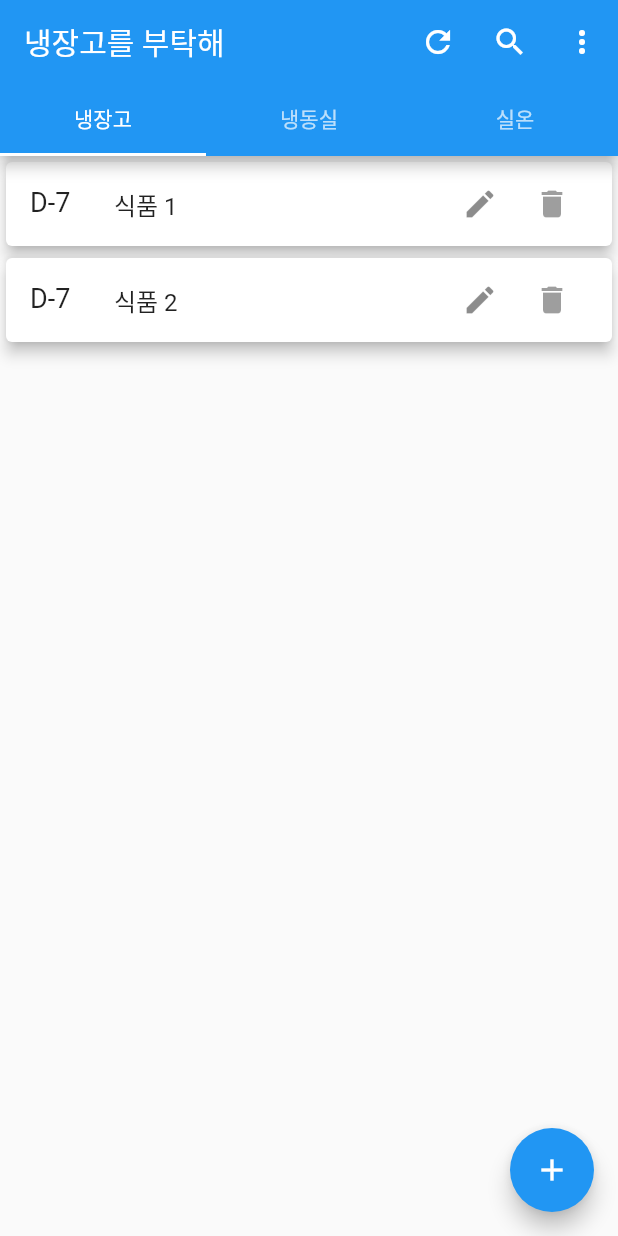
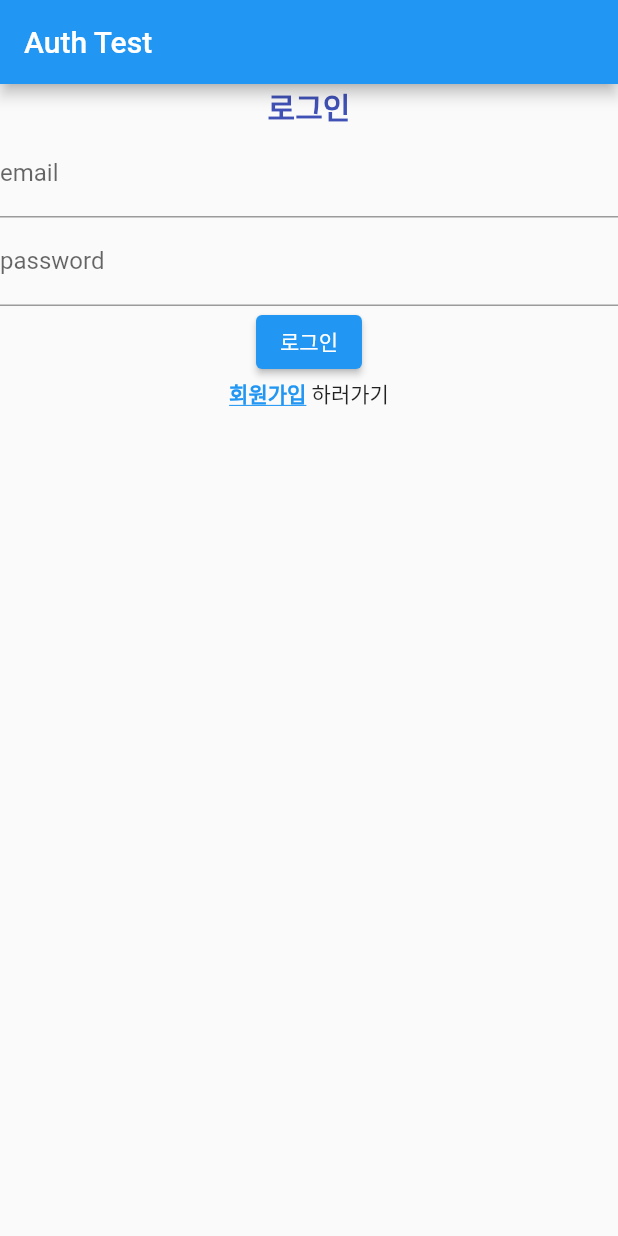
Before and after one commit to kitOpensourceTeam3/front, a Flutter app: the screen it shows after launch, on a phone screen of 412 x 824 dp. Run offline on Flutter 3.47's test engine with Material 2 defaults, Android fonts, the phone set to English and light mode, and no system bars; our stand-ins replace firebase_auth, firebase_core, fluttertoast; accounts and stored records are empty.

Commit message:
[로그인 구현] 로그인 기능 구현

```diff
--- a/lib/main.dart
+++ b/lib/main.dart
@@ -1,157 +1,241 @@
-// ignore_for_file: library_private_types_in_public_api, unused_import
+// ignore_for_file: avoid_print
 
+import 'package:firebase_auth/firebase_auth.dart';
+import 'package:flutter/gestures.dart';
 import 'package:flutter/material.dart';
-import 'package:flutter_application/Edit_Food.dart';
-import 'package:flutter_application/New_Food.dart';
-import 'package:flutter_application/Add_Food.dart';
-import 'package:flutter_application/food_list.dart';
 import 'package:firebase_core/firebase_core.dart';
-import 'firebase_options.dart';
+import '../firebase_options.dart';
+import 'package:fluttertoast/fluttertoast.dart';
+import 'package:flutter_application/Items.dart' as items_app;
 
-Future<void> main() async {
-  await Firebase.initializeApp(
-    options: DefaultFirebaseOptions.currentPlatform,
-  );
-  runApp(const MyApp());
+showToast(String msg) {
+  Fluttertoast.showToast(
+      msg: msg,
+      toastLength: Toast.LENGTH_SHORT,
+      gravity: ToastGravity.CENTER,
+      timeInSecForIosWeb: 1,
+      backgroundColor: Colors.red,
+      textColor: Colors.white,
+      fontSize: 16.0);
 }
 
-class MyApp extends StatefulWidget {
+void main() async {
+  WidgetsFlutterBinding.ensureInitialized();
+  await Firebase.initializeApp(options: DefaultFirebaseOptions.currentPlatform);
+  runApp(MyApp());
+}
+
+class MyApp extends StatelessWidget {
   const MyApp({super.key});
 
   @override
-  _HomeScreenState createState() => _HomeScreenState();
+  Widget build(BuildContext context) {
+    return MaterialApp(
+      title: 'Flutter Demo',
+      theme: ThemeData(primarySwatch: Colors.blue),
+      home: const AuthWidget(), // <- home에 추가하여 처음부터 실행
+    );
+  }
 }
 
-class _HomeScreenState extends State<MyApp> with SingleTickerProviderStateMixin {
-  late TabController controller;
-  List<NewTile> fridgeTiles = []; //아마 냉장실 리스트타일들 관리하는 리스트
+class AuthWidget extends StatefulWidget {
+  const AuthWidget({super.key});
 
   @override
-  void initState() {
-    super.initState();
-    controller = TabController(length: 3, vsync: this);
+  AuthWidgetState createState() => AuthWidgetState();
+}
+
+class AuthWidgetState extends State<AuthWidget> {
+  final _formKey = GlobalKey<FormState>();
+
+  late String email;
+  late String password;
+  bool isInput = true; //false - result
+  bool isSignIn = true; //false - SingUp
+
+  // login
+  signIn() async {
+    try {
+      await FirebaseAuth.instance
+          .signInWithEmailAndPassword(email: email, password: password)
+          .then((value) {
+        print(value);
+        if (value.user!.emailVerified) {
+          // 로그인 성공 시, MainApp 화면으로 이동
+          Navigator.pushReplacement(
+            context,
+            MaterialPageRoute(
+                builder: (context) =>
+                    const items_app.MyApp()), // ItemsScreen으로 이동
+          );
+          showToast('login success');
+        } else {
+          showToast('emailVerified error');
+        }
+        return value;
+      });
+    } on FirebaseAuthException catch (e) {
+      if (e.code == 'invalid-email') {
+        // 오류수정
+        showToast('user-not-found');
+      } else if (e.code == 'invalid-password') {
+        showToast('wrong-password');
+      } else {
+        print(e.code);
+      }
+    }
   }
 
-  void deleteTile(NewTile tile) {
-    setState(() {
-      fridgeTiles.remove(tile);
-    });
+  // logout
+  signOut() async {
+    await FirebaseAuth.instance.signOut();
+    setState(() => isInput = true);
+  }
+
+  // register
+  signUp() async {
+    try {
+      await FirebaseAuth.instance
+          .createUserWithEmailAndPassword(email: email, password: password)
+          .then((value) {
+        if (value.user!.email != null) {
+          FirebaseAuth.instance.currentUser?.sendEmailVerification();
+          setState(() => isInput = false);
+        }
+        return value;
+      });
+    } on FirebaseAuthException catch (e) {
+      if (e.code == 'weak-password') {
+        showToast('weak-password');
+      } else if (e.code == 'email-already-in-use') {
+        showToast('email-already-in-use');
+      } else {
+        showToast('other error');
+        print(e.code);
+      }
+    } catch (e) {
+      print(e.toString());
+    }
+  }
+
+  List<Widget> getInputWidget() {
+    return [
+      Text(
+        // title
+        isSignIn ? "로그인" : "회원가입",
+        style: const TextStyle(
+          color: Colors.indigo,
+          fontWeight: FontWeight.bold,
+          fontSize: 20,
+        ),
+        textAlign: TextAlign.center,
+      ),
+      Form(
+        key: _formKey,
+        child: Column(
+          children: [
+            TextFormField(
+              // <- email
+              decoration: const InputDecoration(labelText: 'email'),
+              validator: (value) {
+                if (value?.isEmpty ?? false) {
+                  return 'Please enter email';
+                }
+                return null;
+              },
+              onSaved: (String? value) {
+                email = value ?? "";
+              },
+            ),
+            TextFormField(
+              // <- password
+              decoration: const InputDecoration(
+                labelText: 'password',
+              ),
+              obscureText: true,
+              validator: (value) {
+                if (value?.isEmpty ?? false) {
+                  return 'Please enter password';
+                }
+                return null;
+              },
+              onSaved: (String? value) {
+                password = value ?? "";
+              },
+            ),
+          ],
+        ),
+      ),
+      ElevatedButton(
+          // <- "SignIn" : "SignUp"
+          onPressed: () {
+            if (_formKey.currentState?.validate() ?? false) {
+              _formKey.currentState?.save();
+              print('email: $email, password : $password');
+              (isSignIn) ? signIn() : signUp();
+            }
+          },
+          child: Text(isSignIn ? "로그인" : "회원가입")),
+      RichText(
+        // go to SignUp or SignIn
+        textAlign: TextAlign.right,
+        text: TextSpan(
+          children: <TextSpan>[
+            TextSpan(
+                text: isSignIn ? "회원가입" : "로그인",
+                style: const TextStyle(
+                  color: Colors.blue,
+                  fontWeight: FontWeight.bold,
+                  decoration: TextDecoration.underline,
+                ),
+                recognizer: TapGestureRecognizer()
+                  ..onTap = () {
+                    setState(() => isSignIn = !isSignIn);
+                  }),
+            TextSpan(
+              text: ' 하러가기',
+              style: Theme.of(context).textTheme.bodyLarge,
+            )
+          ],
+        ),
+      ),
+    ];
+  }
+
+  List<Widget> getResultWidget() {
+    String resultEmail = FirebaseAuth.instance.currentUser!.email!;
+    return [
+      Text(
+        isSignIn
+            ? "$resultEmail 로 로그인 하셨습니다.!"
+            : "$resultEmail 로 회원가입 하셨습니다.! 이메일 인증을 거쳐야 로그인이 가능합니다.",
+        style: const TextStyle(
+          color: Colors.black54,
+          fontWeight: FontWeight.bold,
+        ),
+      ),
+      ElevatedButton(
+          onPressed: () {
+            if (isSignIn) {
+              signOut();
+            } else {
+              setState(() {
+                isInput = true;
+                isSignIn = true;
+              });
+            }
+          },
+          child: Text(isSignIn ? "SignOut" : "SignIn")),
+    ];
   }
 
   @override
   Widget build(BuildContext context) {
-    return MaterialApp(
-        debugShowCheckedModeBanner: false,
-        home: Scaffold(
-          appBar: AppBar(
-            title: const Text('냉장고를 부탁해'),
-            actions: <Widget>[
-              IconButton(
-                icon: const Icon(Icons.refresh), //화면refresh. 추가 기능 구현 필요
-                onPressed: () {},
-              ),
-              IconButton(
-                icon: const Icon(Icons.search), //돋보기. 추가 기능 구현 필요
-                onPressed: () {},
-              ),
-              IconButton(
-                icon: const Icon(Icons.more_vert), // 추가기능 구현 필요
-                onPressed: () {},
-              ),
-            ],
-            bottom: TabBar(
-              controller: controller,
-              tabs: const <Widget>[
-                Tab(text: '냉장고'),
-                Tab(text: '냉동실'),
-                Tab(text: '실온'),
-              ],
-            ),
-          ),
-          //add........................
-          body: TabBarView(
-            controller: controller,
-            children: <Widget>[
-              // 냉장고 탭
-              ListView(
-                children: <Widget>[
-                  NewTile(remainingDays: 'D-7', foodName: '식품 1'),
-                  NewTile(remainingDays: 'D-7', foodName: '식품 2')
-                ],
-              ),
-
-              // 냉동실 탭
-              ListView(
-                children: <Widget>[],
-              ),
-
-              // 실온 탭
-              ListView(
-                children: <Widget>[],
-              ),
-            ],
-          ),
-          floatingActionButton: Builder(
-            builder: (context) => FloatingActionButton(
-              onPressed: () {
-                // AddFoodScreen으로 화면 전환
-                Navigator.push(
-                  context,
-                  MaterialPageRoute(builder: (context) => const FoodListScreen()),
-                );
-              },
-              child: const Icon(Icons.add),
-            ),
-          ),
-          floatingActionButtonLocation: FloatingActionButtonLocation.endFloat,
-        ));
-  }
-}
-
-class NewTile extends StatelessWidget {
-  final String remainingDays;
-  final String foodName;
-  final Function()? onEdit;
-  final Function()? onDelete;
-
-  NewTile({
-    required this.remainingDays,
-    required this.foodName,
-    this.onEdit,
-    this.onDelete,
-  });
-
-  @override
-  Widget build(BuildContext context) {
-    return Card(
-      elevation: 4,
-      child: ListTile(
-        title: Text(foodName),
-        leading: Row(
-          mainAxisSize: MainAxisSize.min,
-          children: <Widget>[
-            Text(
-              remainingDays,
-              style: TextStyle(fontSize: 18),
-            ),
-          ],
-        ),
-        trailing: Row(
-          mainAxisSize: MainAxisSize.min,
-          children: <Widget>[
-            IconButton(
-              icon: Icon(Icons.edit),
-              onPressed: () {
-                Navigator.push(
-                  context,
-                  MaterialPageRoute(builder: (context) => const EditFoodScreen()),
-                );
-              },
-            ),
-            IconButton(icon: Icon(Icons.delete), onPressed: onDelete),
-          ],
-        ),
-      ),
+    return Scaffold(
+      appBar: AppBar(title: const Text("Auth Test")),
+      body: Column(
+          // crossAxisAlignment: CrossAxisAlignment.stretch,
+          children: isInput ? getInputWidget() : getResultWidget()),
     );
   }
 }
--- a/pubspec.yaml
+++ b/pubspec.yaml
@@ -36,6 +36,8 @@ dependencies:
   # Use with the CupertinoIcons class for iOS style icons.
   cupertino_icons: ^1.0.2
   firebase_core: ^2.23.0
+  firebase_auth: ^4.15.0
+  fluttertoast: ^8.2.4
 
 dev_dependencies:
   flutter_test:
```
Also changed, not shown: lib/Items.dart (added, +162 -0 lines), pubspec.lock, 4 other files.
